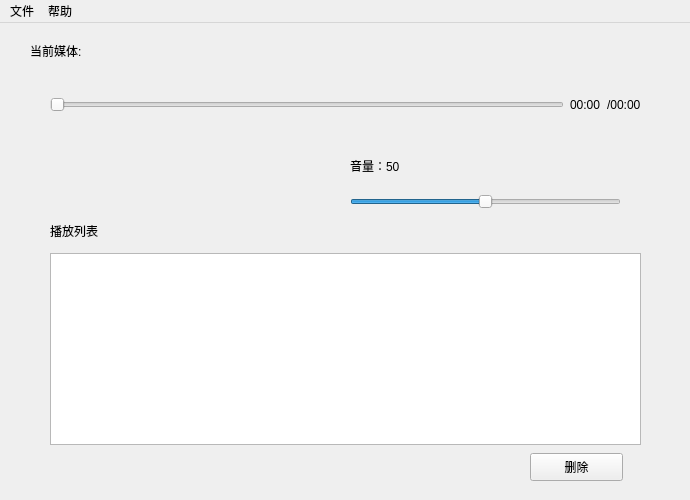
This is src/playerwindow.ui in Remaker01/TinyPlayer as Qt 5 draws it before an edit. The edited form follows.
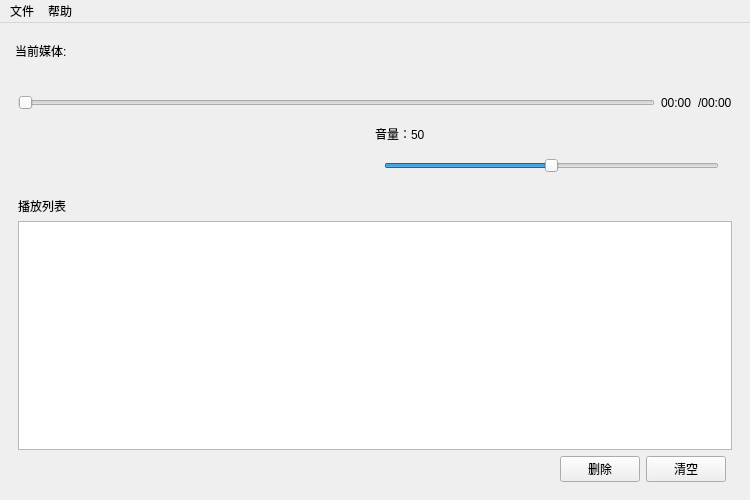
This is the edited form. Icons and pictures are not drawn. Custom widgets are drawn as their Qt base class.

Commit message: 1.修改背景与按钮样式  2.加入清空播放列表；支持修改播放模式

Patch:
```diff
--- a/src/playerwindow.ui
+++ b/src/playerwindow.ui
@@ -6,7 +6,7 @@
    <rect>
     <x>0</x>
     <y>0</y>
-    <width>690</width>
+    <width>750</width>
     <height>500</height>
    </rect>
   </property>
@@ -18,14 +18,14 @@
   </property>
   <property name="minimumSize">
    <size>
-    <width>690</width>
+    <width>750</width>
     <height>500</height>
    </size>
   </property>
   <property name="maximumSize">
    <size>
-    <width>760</width>
-    <height>500</height>
+    <width>900</width>
+    <height>600</height>
    </size>
   </property>
   <property name="windowTitle">
@@ -38,23 +38,99 @@
      <verstretch>0</verstretch>
     </sizepolicy>
    </property>
-   <widget class="QWidget" name="widget" native="true">
-    <property name="geometry">
-     <rect>
-      <x>350</x>
-      <y>120</y>
-      <width>271</width>
-      <height>66</height>
-     </rect>
-    </property>
-    <layout class="QVBoxLayout" name="verticalLayout">
-     <item>
+   <layout class="QGridLayout" name="gridLayout_2">
+    <item row="0" column="1">
+     <spacer name="verticalSpacer">
+      <property name="orientation">
+       <enum>Qt::Vertical</enum>
+      </property>
+      <property name="sizeType">
+       <enum>QSizePolicy::Fixed</enum>
+      </property>
+      <property name="sizeHint" stdset="0">
+       <size>
+        <width>20</width>
+        <height>10</height>
+       </size>
+      </property>
+     </spacer>
+    </item>
+    <item row="5" column="2">
       <widget class="QLabel" name="volLabel">
        <property name="text">
         <string>音量：50</string>
        </property>
       </widget>
      </item>
+    <item row="1" column="1">
+     <widget class="QLabel" name="mediaLabel0">
+      <property name="text">
+       <string>当前媒体:</string>
+      </property>
+     </widget>
+    </item>
+    <item row="8" column="0" colspan="4">
+     <widget class="QWidget" name="buttomwidget" native="true">
+      <layout class="QGridLayout" name="gridLayout">
+       <item row="2" column="2">
+        <widget class="QPushButton" name="clearButton">
+         <property name="text">
+          <string>清空</string>
+         </property>
+        </widget>
+       </item>
+       <item row="0" column="0">
+        <widget class="QLabel" name="listLabel">
+         <property name="text">
+          <string>播放列表</string>
+         </property>
+        </widget>
+       </item>
+       <item row="1" column="0" colspan="4">
+        <widget class="QListView" name="listView"/>
+       </item>
+       <item row="2" column="0">
+        <spacer name="horizontalSpacer">
+         <property name="orientation">
+          <enum>Qt::Horizontal</enum>
+         </property>
+         <property name="sizeHint" stdset="0">
+          <size>
+           <width>40</width>
+           <height>20</height>
+          </size>
+         </property>
+        </spacer>
+       </item>
+       <item row="2" column="1">
+        <widget class="QPushButton" name="delButton">
+         <property name="text">
+          <string>删除</string>
+         </property>
+        </widget>
+       </item>
+      </layout>
+     </widget>
+    </item>
+    <item row="6" column="1">
+     <spacer name="horizontalSpacer_2">
+      <property name="orientation">
+       <enum>Qt::Horizontal</enum>
+      </property>
+      <property name="sizeType">
+       <enum>QSizePolicy::Expanding</enum>
+      </property>
+      <property name="sizeHint" stdset="0">
+       <size>
+        <width>40</width>
+        <height>20</height>
+       </size>
+      </property>
+     </spacer>
+    </item>
+    <item row="6" column="2">
+     <widget class="QWidget" name="middleWidget" native="true">
+      <layout class="QHBoxLayout" name="horizontalLayout">
      <item>
       <widget class="PlayerSlider" name="volumeSlider">
        <property name="maximum">
@@ -70,28 +146,9 @@
      </item>
     </layout>
    </widget>
-   <widget class="QLabel" name="mediaLabel0">
-    <property name="geometry">
-     <rect>
-      <x>30</x>
-      <y>20</y>
-      <width>91</width>
-      <height>16</height>
-     </rect>
-    </property>
-    <property name="text">
-     <string>当前媒体:</string>
-    </property>
-   </widget>
+    </item>
+    <item row="2" column="1" colspan="2">
    <widget class="QLabel" name="mediaLabel">
-    <property name="geometry">
-     <rect>
-      <x>30</x>
-      <y>40</y>
-      <width>611</width>
-      <height>16</height>
-     </rect>
-    </property>
     <property name="frameShadow">
      <enum>QFrame::Plain</enum>
     </property>
@@ -102,15 +159,9 @@
      <string/>
     </property>
    </widget>
-   <widget class="QWidget" name="widget_2" native="true">
-    <property name="geometry">
-     <rect>
-      <x>50</x>
-      <y>60</y>
-      <width>591</width>
-      <height>44</height>
-     </rect>
-    </property>
+    </item>
+    <item row="3" column="0" colspan="4">
+     <widget class="QWidget" name="topWidget" native="true">
     <layout class="QHBoxLayout" name="horizontalLayout_2">
      <item>
       <widget class="PlayerSlider" name="progressSlider">
@@ -141,49 +192,28 @@
      </item>
     </layout>
    </widget>
-   <widget class="QListView" name="listView">
-    <property name="geometry">
-     <rect>
-      <x>50</x>
-      <y>230</y>
-      <width>591</width>
-      <height>192</height>
-     </rect>
-    </property>
-   </widget>
-   <widget class="QLabel" name="listLabel">
-    <property name="geometry">
-     <rect>
-      <x>50</x>
-      <y>200</y>
-      <width>91</width>
-      <height>16</height>
-     </rect>
-    </property>
+    </item>
+    <item row="6" column="3">
+     <widget class="PlayerButton" name="modeButton">
+      <property name="toolTip">
+       <string>单曲播放</string>
+      </property>
     <property name="text">
-     <string>播放列表</string>
-    </property>
-   </widget>
-   <widget class="QPushButton" name="delButton">
-    <property name="geometry">
-     <rect>
-      <x>530</x>
-      <y>430</y>
-      <width>93</width>
-      <height>28</height>
-     </rect>
-    </property>
-    <property name="text">
-     <string>删除</string>
-    </property>
-   </widget>
+       <string/>
+      </property>
+      <property name="pixmap">
+       <pixmap resource="../resource.qrc">:/Icons/images/0.png</pixmap>
+      </property>
+     </widget>
+    </item>
+   </layout>
   </widget>
   <widget class="QMenuBar" name="menubar">
    <property name="geometry">
     <rect>
      <x>0</x>
      <y>0</y>
-     <width>690</width>
+     <width>750</width>
      <height>26</height>
     </rect>
    </property>
@@ -237,6 +267,11 @@
    <extends>QSlider</extends>
    <header>src/playerslider.h</header>
   </customwidget>
+  <customwidget>
+   <class>PlayerButton</class>
+   <extends>QLabel</extends>
+   <header>src/playerbutton.h</header>
+  </customwidget>
  </customwidgets>
  <resources/>
  <connections/>
```
Left out of the diff: 4 changed lines with no effect on the pictures. Lines whose indentation alone changed are shown as unchanged. The commit also changes 18 other files.
